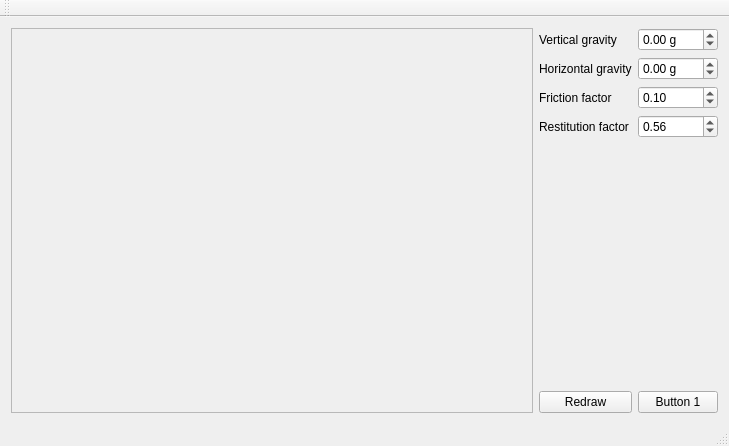
This is Stormy/Stormy/stormy.ui in FunkyLoiso/flprojects as Qt 5 draws it before an edit. The edited form follows.
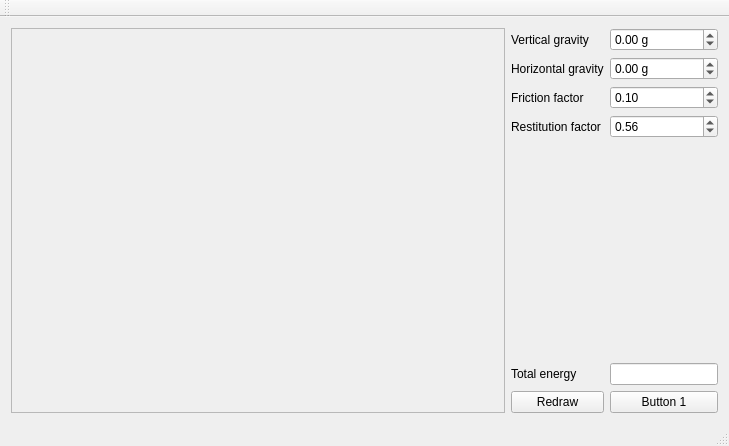
This is the edited form. Custom widgets are drawn as their Qt base class.

```diff
--- a/Stormy/Stormy/stormy.ui
+++ b/Stormy/Stormy/stormy.ui
@@ -140,20 +140,30 @@
         </property>
        </widget>
       </item>
-      <item row="5" column="0">
+      <item row="6" column="0">
        <widget class="QPushButton" name="bRedraw">
         <property name="text">
          <string>Redraw</string>
         </property>
        </widget>
       </item>
-      <item row="5" column="1">
+      <item row="6" column="1">
        <widget class="QPushButton" name="bButton1">
         <property name="text">
          <string>Button 1</string>
         </property>
        </widget>
       </item>
+      <item row="5" column="0">
+       <widget class="QLabel" name="label_5">
+        <property name="text">
+         <string>Total energy</string>
+        </property>
+       </widget>
+      </item>
+      <item row="5" column="1">
+       <widget class="QLineEdit" name="leTotalEnergy"/>
+      </item>
      </layout>
     </item>
    </layout>
```
